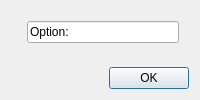
Qt form qt_ui/ui/report.ui (specklesystems/specklepy_qt_ui) before a commit.
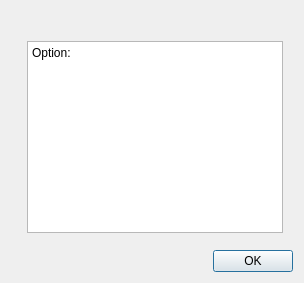
The same form after that commit.

Commit message: display Report dialog

The edit to the form file:
```diff
--- a/qt_ui/ui/report.ui
+++ b/qt_ui/ui/report.ui
@@ -24,10 +24,17 @@
         <layout class="QVBoxLayout" name="verticalLayout">
             
             <item row="2" >
-              <layout class="QHBoxLayout" name="horizontalLayout">
+              <layout class="QVBoxLayout" name="verticalLayout">
 
                 <item>
-                  <widget class="QLineEdit" name="label">
+                  <widget class="QLabel" name="report_label">
+                    <property name="text">
+                    <string> </string>
+                    </property>
+                  </widget>
+                </item>
+                <item>
+                  <widget class="QTextEdit" name="report_text">
                     <property name="text">
                     <string>Option: </string>
                     </property>
```
Left out of the diff: 2 changed lines with no effect on the pictures. The commit also changes 6 other files.
